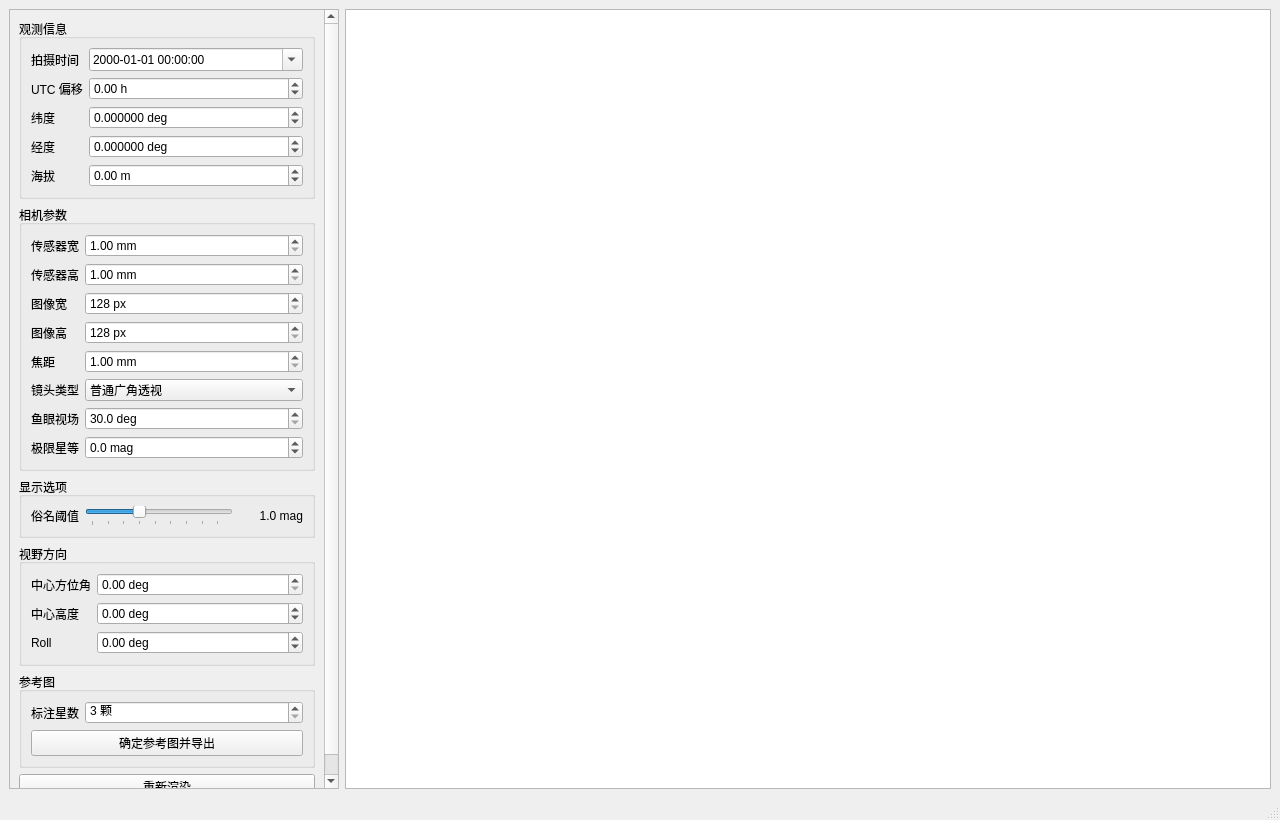
Above: meteoalign/ui/main_window.ui from HG731GZ/HGMeteoTool before the change. Below: the same form after it.
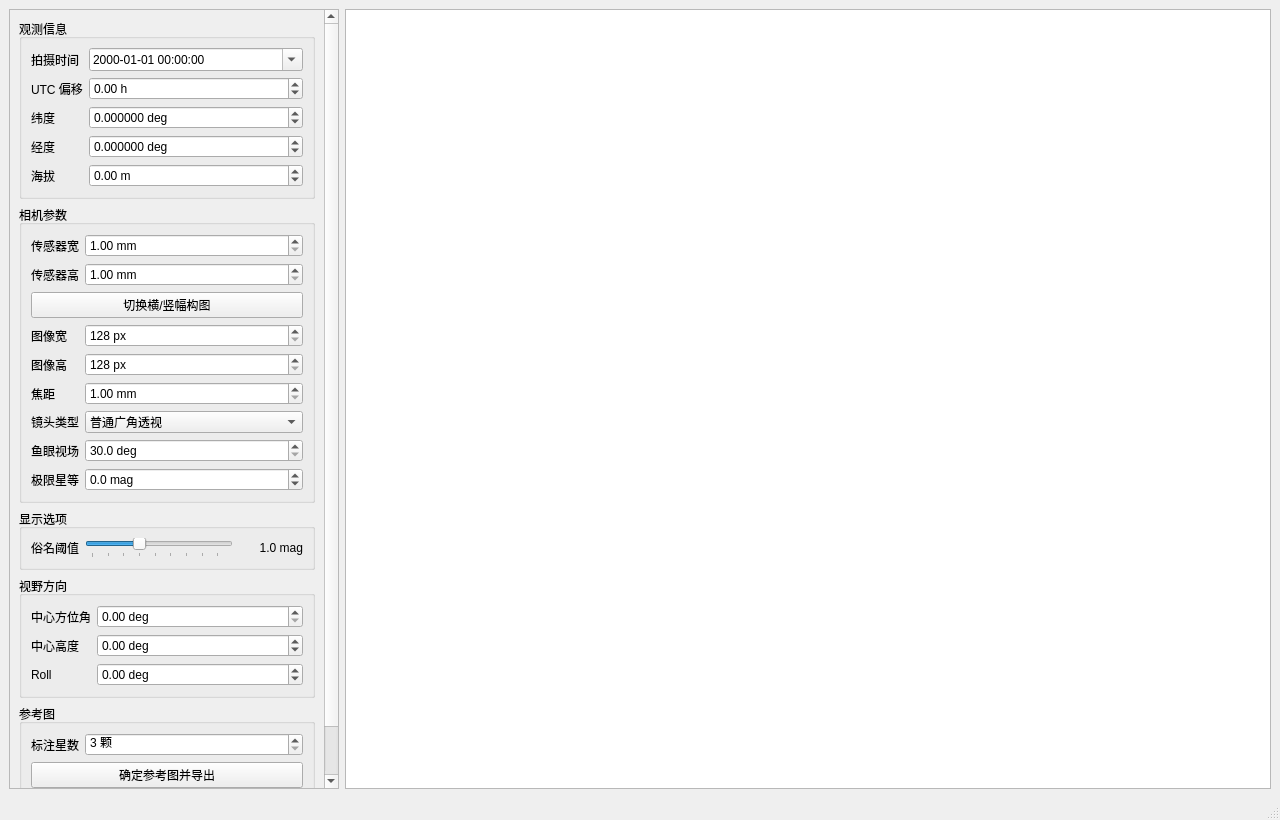
That is the form after the change.

Commit message: 优化横竖幅的表达

Patch:
```diff
--- a/meteoalign/ui/main_window.ui
+++ b/meteoalign/ui/main_window.ui
@@ -203,14 +203,21 @@
              </property>
             </widget>
            </item>
-           <item row="2" column="0">
+           <item row="2" column="0" colspan="2">
+            <widget class="QPushButton" name="pushButtonSwapOrientation">
+             <property name="text">
+              <string>切换横/竖幅构图</string>
+             </property>
+            </widget>
+           </item>
+           <item row="3" column="0">
             <widget class="QLabel" name="labelImageWidth">
              <property name="text">
               <string>图像宽</string>
              </property>
             </widget>
            </item>
-           <item row="2" column="1">
+           <item row="3" column="1">
             <widget class="QSpinBox" name="spinBoxImageWidth">
              <property name="minimum">
               <number>128</number>
@@ -223,14 +230,14 @@
              </property>
             </widget>
            </item>
-           <item row="3" column="0">
+           <item row="4" column="0">
             <widget class="QLabel" name="labelImageHeight">
              <property name="text">
               <string>图像高</string>
              </property>
             </widget>
            </item>
-           <item row="3" column="1">
+           <item row="4" column="1">
             <widget class="QSpinBox" name="spinBoxImageHeight">
              <property name="minimum">
               <number>128</number>
@@ -243,14 +250,14 @@
              </property>
             </widget>
            </item>
-           <item row="4" column="0">
+           <item row="5" column="0">
             <widget class="QLabel" name="labelFocalLength">
              <property name="text">
               <string>焦距</string>
              </property>
             </widget>
            </item>
-           <item row="4" column="1">
+           <item row="5" column="1">
             <widget class="QDoubleSpinBox" name="doubleSpinBoxFocalLength">
              <property name="decimals">
               <number>2</number>
@@ -266,14 +273,14 @@
              </property>
             </widget>
            </item>
-           <item row="5" column="0">
+           <item row="6" column="0">
             <widget class="QLabel" name="labelLensModel">
              <property name="text">
               <string>镜头类型</string>
              </property>
             </widget>
            </item>
-           <item row="5" column="1">
+           <item row="6" column="1">
             <widget class="QComboBox" name="comboBoxLensModel">
              <item>
               <property name="text">
@@ -302,14 +309,14 @@
              </item>
             </widget>
            </item>
-           <item row="6" column="0">
+           <item row="7" column="0">
             <widget class="QLabel" name="labelFisheyeFov">
              <property name="text">
               <string>鱼眼视场</string>
              </property>
             </widget>
            </item>
-           <item row="6" column="1">
+           <item row="7" column="1">
             <widget class="QDoubleSpinBox" name="doubleSpinBoxFisheyeFov">
              <property name="decimals">
               <number>1</number>
@@ -328,14 +335,14 @@
              </property>
             </widget>
            </item>
-           <item row="7" column="0">
+           <item row="8" column="0">
             <widget class="QLabel" name="labelMagLimit">
              <property name="text">
               <string>极限星等</string>
              </property>
             </widget>
            </item>
-           <item row="7" column="1">
+           <item row="8" column="1">
             <widget class="QDoubleSpinBox" name="doubleSpinBoxMagLimit">
              <property name="decimals">
               <number>1</number>
```
Left out of the diff: 10 changed lines with no effect on the pictures. The commit also changes 4 other files.
